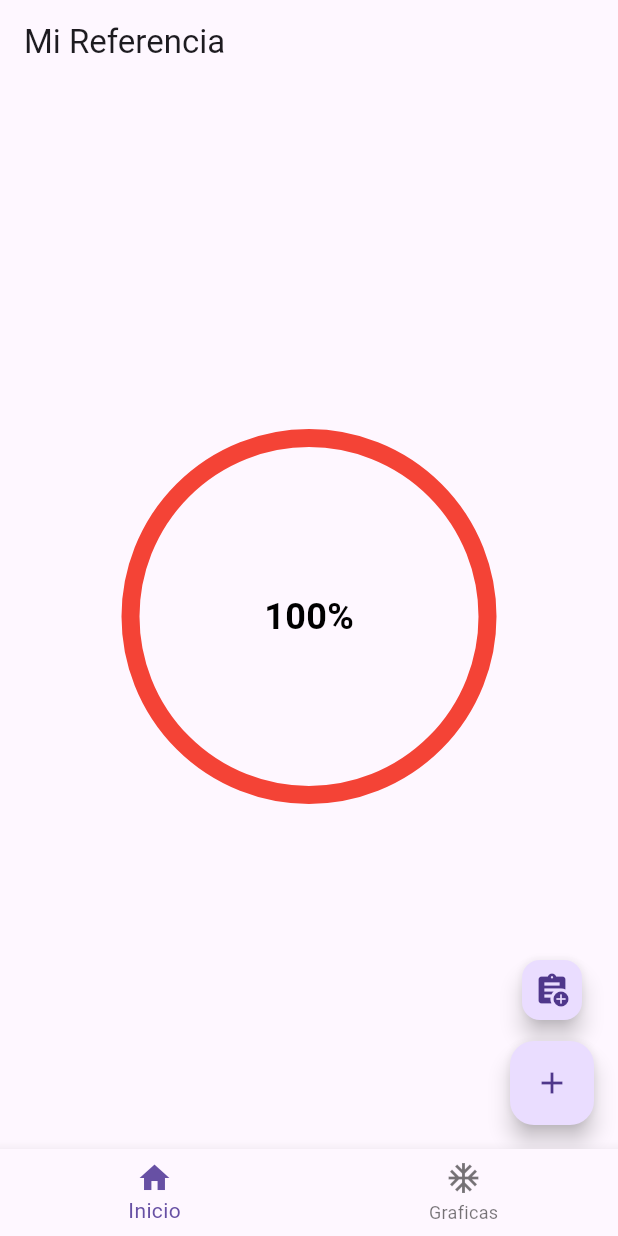
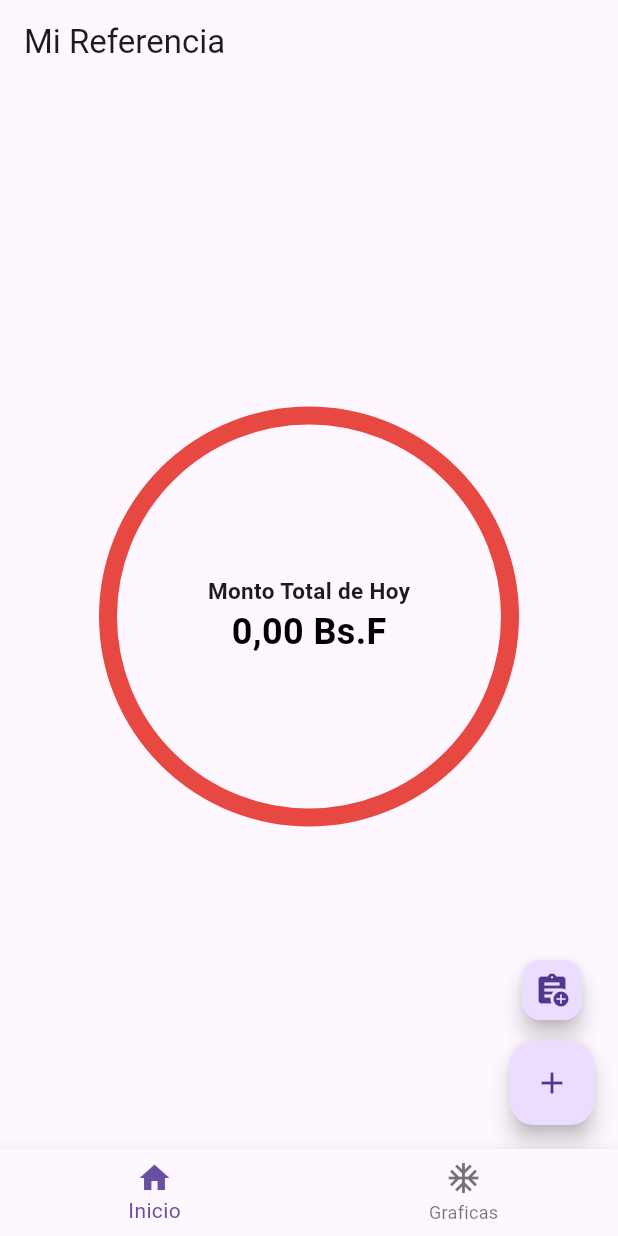
Before and after one commit to NightmareFox12/mi-referencia, a Flutter app: the screen it shows after launch, on a phone screen of 412 x 824 dp. Run offline on Flutter 3.47's test engine with Material 3 defaults, Android fonts, the phone set to English and light mode, and no system bars; drawn by our look-alikes of fl_chart; our stand-ins replace drift, drift_flutter, flutter_hooks, flutter_riverpod, hooks_riverpod, shared_preferences; accounts and stored records are empty; generated files the repository leaves out were written again.

Commit message:
feat: Implement HomeScreen featuring an animated pie chart and bottom navigation.

```diff
--- a/lib/presentation/home/home_screen.dart
+++ b/lib/presentation/home/home_screen.dart
@@ -1,9 +1,8 @@
 import 'package:flutter/material.dart';
 import 'package:flutter_hooks/flutter_hooks.dart';
-import 'package:mi_referencia/presentation/history/history_screen.dart';
+import 'package:mi_referencia/presentation/widgets/animate_pie.dart';
 import 'package:mi_referencia/presentation/widgets/bottom_bar_widget.dart';
 import 'package:mi_referencia/presentation/widgets/fab_menu.dart';
-import 'package:fl_chart/fl_chart.dart';
 
 class HomeScreen extends HookWidget {
   const HomeScreen({super.key});
@@ -21,44 +20,7 @@ class HomeScreen extends HookWidget {
         alignment: Alignment.bottomRight,
         children: [
           if (currentScreen.value == 0)
-            Stack(
-              children: [
-                // 1. El Gráfico (Tu Círculo)
-                Align(
-                  alignment: Alignment.center,
-                  child: SizedBox(
-                    width: 250,
-                    height: 250,
-                    child: PieChart(
-                      PieChartData(
-                        sections: [
-                          PieChartSectionData(
-                            color: Colors.red,
-                            value: 100,
-                            radius: 12,
-                            showTitle: false,
-                          ),
-                        ],
-                      ),
-                      duration: Duration(milliseconds: 150),
-                      curve: Curves.linear,
-                    ),
-                  ),
-                ),
-
-                Align(
-                  alignment: Alignment.center,
-                  child: Text(
-                    '100%',
-                    style: TextStyle(
-                      fontSize: 24,
-                      fontWeight: FontWeight.bold,
-                      color: Colors.black,
-                    ),
-                  ),
-                ),
-              ],
-            )
+            AnimatePie()
           else
             Center(
               child: Column(
@@ -76,20 +38,3 @@ class HomeScreen extends HookWidget {
     );
   }
 }
-
-// ElevatedButton(
-//   child: const Text('Show Snackbar'),
-//   onPressed: () {
-//     ScaffoldMessenger.of(context).showSnackBar(
-//       SnackBar(
-//         content: const Text('Awesome Snackbar!'),
-//         action: SnackBarAction(
-//           label: 'Action',
-//           onPressed: () {
-//             // Code to execute.
-//           },
-//         ),
-//       ),
-//     );
-//   },
-// ),
--- /dev/null
+++ b/lib/presentation/widgets/animate_pie.dart
@@ -0,0 +1,84 @@
+import 'package:fl_chart/fl_chart.dart';
+import 'package:flutter/material.dart';
+import 'package:flutter_hooks/flutter_hooks.dart';
+import 'package:hooks_riverpod/hooks_riverpod.dart';
+import 'package:mi_referencia/domain/reference_provider.dart';
+import 'package:mi_referencia/utils/format_amount.dart';
+
+class AnimatePie extends HookConsumerWidget {
+  const AnimatePie({super.key});
+
+  @override
+  Widget build(BuildContext context, WidgetRef ref) {
+    final totalAmountReferenceAsync = ref.watch(totalAmountProvider);
+
+    final AnimationController controller = useAnimationController(
+      duration: const Duration(seconds: 4),
+    );
+
+    final ColorTween colorTween = ColorTween(
+      begin: Colors.red,
+      end: Colors.blue,
+    );
+
+    final Color animatedColor = colorTween.evaluate(controller)!;
+
+    useEffect(() {
+      controller.repeat(reverse: true);
+      return controller.dispose;
+    }, const []);
+
+    return Stack(
+      children: [
+        Align(
+          alignment: Alignment.center,
+          child: SizedBox(
+            width: 280,
+            height: 280,
+            child: PieChart(
+              PieChartData(
+                sections: [
+                  PieChartSectionData(
+                    color: animatedColor,
+                    value: 100,
+                    radius: 12,
+                    showTitle: false,
+                  ),
+                ],
+              ),
+              duration: Duration(milliseconds: 150),
+              curve: Curves.linear,
+            ),
+          ),
+        ),
+
+        Align(
+          alignment: Alignment.center,
+          child: Column(
+            mainAxisSize: MainAxisSize.min,
+            children: [
+              Text(
+                'Monto Total de Hoy',
+                style: TextStyle(fontSize: 15, fontWeight: FontWeight.bold),
+              ),
+              totalAmountReferenceAsync.when(
+                data: (data) {
+                  return Text(
+                    '${formatAmount(data)} Bs.F',
+                    style: const TextStyle(
+                      fontSize: 24,
+                      fontWeight: FontWeight.bold,
+                      color: Colors.black,
+                    ),
+                  );
+                },
+                error: (error, stackTrace) => Text(error.toString()),
+                loading: () => CircularProgressIndicator(),
+              ),
+            ],
+          ),
+        ),
+      ],
+    );
+  }
+}
```
